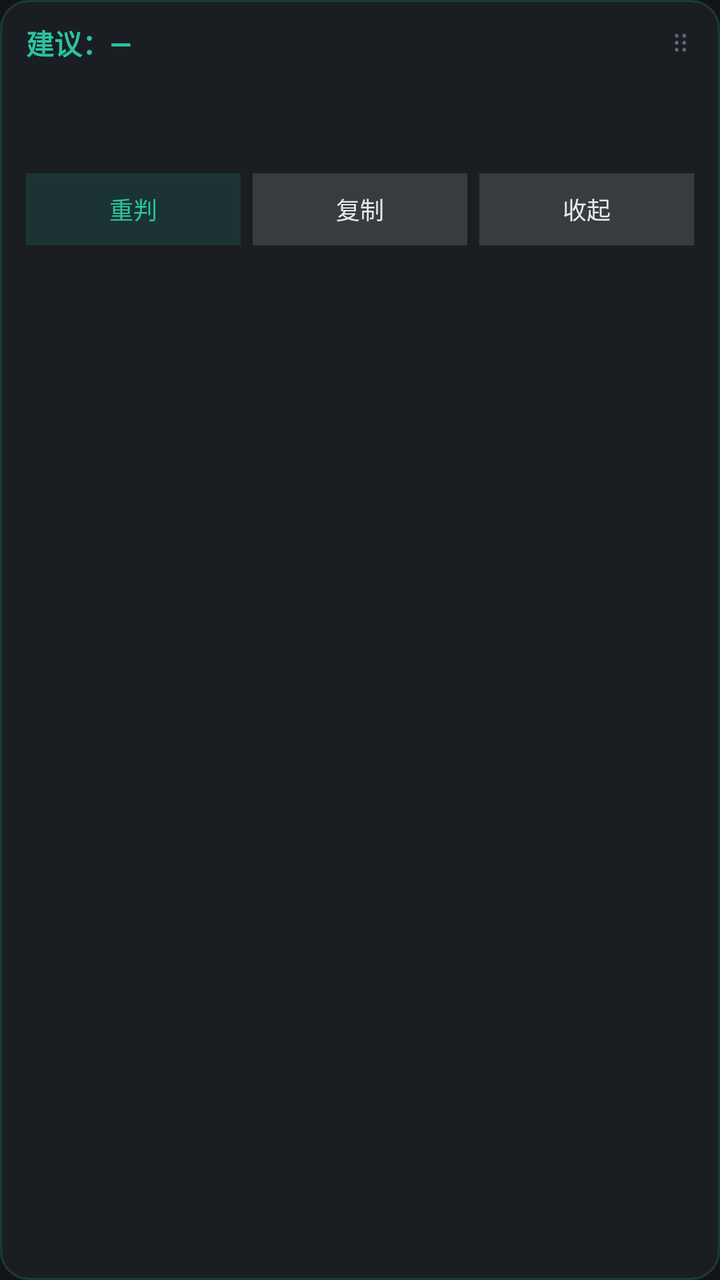
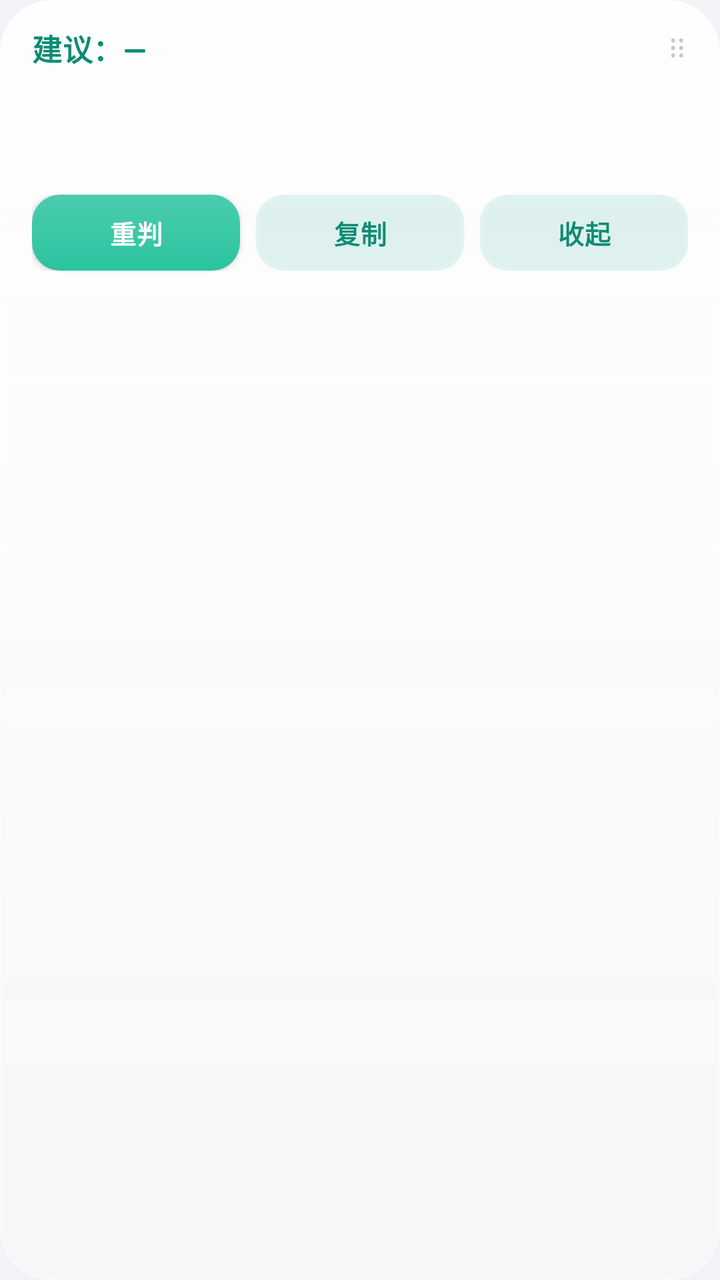

The first picture is an Android layout as it rendered before a commit; the second is the same layout after the commit. The layout source and the unified diff follow.
<!-- AndroidManifest.xml: application theme AppTheme -->
<!-- res/layout/decision_card.xml -->
<?xml version="1.0" encoding="utf-8"?>
<LinearLayout xmlns:android="http://schemas.android.com/apk/res/android"
    android:layout_width="match_parent"
    android:layout_height="wrap_content"
    android:background="@drawable/bg_card"
    android:orientation="vertical"
    android:paddingLeft="13dp"
    android:paddingRight="13dp"
    android:paddingTop="11dp"
    android:paddingBottom="9dp">

    <LinearLayout
        android:id="@+id/card_header"
        android:layout_width="match_parent"
        android:layout_height="wrap_content"
        android:gravity="center_vertical"
        android:orientation="horizontal">

        <TextView
            android:id="@+id/card_headline"
            android:layout_width="0dp"
            android:layout_height="wrap_content"
            android:layout_weight="1"
            android:ellipsize="end"
            android:maxLines="1"
            android:text="建议：—"
            android:textColor="#FF2BC4A0"
            android:textSize="14sp"
            android:textStyle="bold" />

        <TextView
            android:id="@+id/card_drag"
            android:layout_width="wrap_content"
            android:layout_height="wrap_content"
            android:paddingLeft="8dp"
            android:paddingRight="2dp"
            android:text="⠿"
            android:textColor="#FF5F6A72"
            android:textSize="14sp" />
    </LinearLayout>

    <TextView
        android:id="@+id/card_body"
        android:layout_width="match_parent"
        android:layout_height="wrap_content"
        android:layout_marginTop="7dp"
        android:lineSpacingExtra="2dp"
        android:text=""
        android:textColor="#FFE6E9EC"
        android:textSize="12.5sp" />

    <TextView
        android:id="@+id/card_meta"
        android:layout_width="match_parent"
        android:layout_height="wrap_content"
        android:layout_marginTop="8dp"
        android:text=""
        android:textColor="#FF8A939B"
        android:textSize="10sp" />

    <LinearLayout
        android:layout_width="match_parent"
        android:layout_height="wrap_content"
        android:layout_marginTop="9dp"
        android:orientation="horizontal">

        <Button
            android:id="@+id/card_again"
            android:layout_width="0dp"
            android:layout_height="36dp"
            android:layout_weight="1"
            android:background="#222BC4A0"
            android:text="重判"
            android:textAllCaps="false"
            android:textColor="#FF2BC4A0"
            android:textSize="12sp" />

        <Button
            android:id="@+id/card_copy"
            android:layout_width="0dp"
            android:layout_height="36dp"
            android:layout_marginLeft="6dp"
            android:layout_weight="1"
            android:background="#22FFFFFF"
            android:text="复制"
            android:textAllCaps="false"
            android:textColor="#FFE6E9EC"
            android:textSize="12sp" />

        <Button
            android:id="@+id/card_close"
            android:layout_width="0dp"
            android:layout_height="36dp"
            android:layout_marginLeft="6dp"
            android:layout_weight="1"
            android:background="#22FFFFFF"
            android:text="收起"
            android:textAllCaps="false"
            android:textColor="#FFE6E9EC"
            android:textSize="12sp" />
    </LinearLayout>
</LinearLayout>
<!-- resources referenced by this layout -->
<resources>
  <!-- drawable bg_card (drawable) -->
  <?xml version="1.0" encoding="utf-8"?>
  <shape xmlns:android="http://schemas.android.com/apk/res/android"
      android:shape="rectangle">
      <solid android:color="#F21B1F24" />
      <corners android:radius="14dp" />
      <stroke android:width="1dp" android:color="#332BC4A0" />
  </shape>
  <style name="AppTheme" parent="@android:style/Theme.Material.NoActionBar">
          <item name="android:windowBackground">#FF12141A</item>
          <item name="android:colorBackground">#FF12141A</item>
          <item name="android:textColorPrimary">#FFE6E9EC</item>
          <item name="android:navigationBarColor">#FF12141A</item>
          <item name="android:statusBarColor">#FF12141A</item>
      </style>
</resources>

<!-- the commit's change to res/layout/decision_card.xml (unified diff, before → after) -->
@@ -4,10 +4,10 @@
     android:layout_height="wrap_content"
     android:background="@drawable/bg_card"
     android:orientation="vertical"
-    android:paddingLeft="13dp"
-    android:paddingRight="13dp"
-    android:paddingTop="11dp"
-    android:paddingBottom="9dp">
+    android:paddingLeft="16dp"
+    android:paddingRight="16dp"
+    android:paddingTop="13dp"
+    android:paddingBottom="11dp">
 
     <LinearLayout
         android:id="@+id/card_header"
@@ -23,9 +23,10 @@
             android:layout_weight="1"
             android:ellipsize="end"
             android:maxLines="1"
+            android:letterSpacing="0.01"
             android:text="建议：—"
-            android:textColor="#FF2BC4A0"
-            android:textSize="14sp"
+            android:textColor="#FF0E8C74"
+            android:textSize="15sp"
             android:textStyle="bold" />
 
         <TextView
@@ -33,70 +34,76 @@
             android:layout_width="wrap_content"
             android:layout_height="wrap_content"
             android:paddingLeft="8dp"
-            android:paddingRight="2dp"
+            android:paddingRight="0dp"
             android:text="⠿"
-            android:textColor="#FF5F6A72"
-            android:textSize="14sp" />
+            android:textColor="#FFC7C7CC"
+            android:textSize="15sp" />
     </LinearLayout>
 
     <TextView
         android:id="@+id/card_body"
         android:layout_width="match_parent"
         android:layout_height="wrap_content"
-        android:layout_marginTop="7dp"
-        android:lineSpacingExtra="2dp"
+        android:layout_marginTop="9dp"
+        android:lineSpacingExtra="3dp"
         android:text=""
-        android:textColor="#FFE6E9EC"
-        android:textSize="12.5sp" />
+        android:textColor="#FF1C1C1E"
+        android:textSize="13.5sp" />
 
     <TextView
         android:id="@+id/card_meta"
         android:layout_width="match_parent"
         android:layout_height="wrap_content"
-        android:layout_marginTop="8dp"
+        android:layout_marginTop="9dp"
         android:text=""
-        android:textColor="#FF8A939B"
-        android:textSize="10sp" />
+        android:textColor="#FF8E8E93"
+        android:textSize="11sp" />
 
     <LinearLayout
         android:layout_width="match_parent"
         android:layout_height="wrap_content"
-        android:layout_marginTop="9dp"
+        android:layout_marginTop="11dp"
         android:orientation="horizontal">
 
         <Button
             android:id="@+id/card_again"
             android:layout_width="0dp"
-            android:layout_height="36dp"
+            android:layout_height="38dp"
             android:layout_weight="1"
-            android:background="#222BC4A0"
+            android:background="@drawable/bg_btn_primary"
+            android:letterSpacing="0.02"
             android:text="重判"
             android:textAllCaps="false"
-            android:textColor="#FF2BC4A0"
-            android:textSize="12sp" />
+            android:textColor="#FFFFFFFF"
+            android:textSize="13sp"
+            android:textStyle="bold" />
 
         <Button
             android:id="@+id/card_copy"
             android:layout_width="0dp"
-            android:layout_height="36dp"
-            android:layout_marginLeft="6dp"
+            android:layout_height="38dp"
+            android:layout_marginLeft="8dp"
             android:layout_weight="1"
-            android:background="#22FFFFFF"
+            android:background="@drawable/bg_btn_ghost"
+            android:letterSpacing="0.02"
             android:text="复制"
             android:textAllCaps="false"
-            android:textColor="#FFE6E9EC"
-            android:textSize="12sp" />
+            android:textColor="#FF0E8C74"
+            android:textSize="13sp"
+            android:textStyle="bold" />
 
         <Button
             android:id="@+id/card_close"
             android:layout_width="0dp"
-            android:layout_height="36dp"
-            android:layout_marginLeft="6dp"
+            android:layout_height="38dp"
+            android:layout_marginLeft="8dp"
             android:layout_weight="1"
-            android:background="#22FFFFFF"
+            android:background="@drawable/bg_btn_ghost"
+            android:letterSpacing="0.02"
             android:text="收起"
             android:textAllCaps="false"
-            android:textColor="#FFE6E9EC"
-            android:textSize="12sp" />
+            android:textColor="#FF0E8C74"
+            android:textSize="13sp"
+            android:textStyle="bold" />
     </LinearLayout>
 </LinearLayout>
<!-- resource entries referenced after the edit -->
@@ -1,19 +1,83 @@
 <!-- resources referenced by this layout -->
 <resources>
-  <!-- drawable bg_card (drawable) -->
+  <!-- drawable bg_btn_ghost (drawable) -->
   <?xml version="1.0" encoding="utf-8"?>
   <shape xmlns:android="http://schemas.android.com/apk/res/android"
       android:shape="rectangle">
-      <solid android:color="#F21B1F24" />
+      <solid android:color="#1F2BC4A0" />
       <corners android:radius="14dp" />
-      <stroke android:width="1dp" android:color="#332BC4A0" />
   </shape>
-  <style name="AppTheme" parent="@android:style/Theme.Material.NoActionBar">
-          <item name="android:windowBackground">#FF12141A</item>
-          <item name="android:colorBackground">#FF12141A</item>
-          <item name="android:textColorPrimary">#FFE6E9EC</item>
-          <item name="android:navigationBarColor">#FF12141A</item>
-          <item name="android:statusBarColor">#FF12141A</item>
+  <!-- drawable bg_btn_primary (drawable) -->
+  <?xml version="1.0" encoding="utf-8"?>
+  <layer-list xmlns:android="http://schemas.android.com/apk/res/android">
+      <item>
+          <shape android:shape="rectangle">
+              <solid android:color="#FF2BC4A0" />
+              <corners android:radius="14dp" />
+          </shape>
+      </item>
+      <item>
+          <shape android:shape="rectangle">
+              <gradient
+                  android:angle="270"
+                  android:startColor="#26FFFFFF"
+                  android:endColor="#00FFFFFF"
+                  android:type="linear" />
+              <corners android:radius="14dp" />
+          </shape>
+      </item>
+  </layer-list>
+  <!-- drawable bg_card (drawable) -->
+  <?xml version="1.0" encoding="utf-8"?>
+  <layer-list xmlns:android="http://schemas.android.com/apk/res/android">
+  
+      <item>
+          <shape android:shape="rectangle">
+              <solid android:color="#F5FFFFFF" />
+              <corners android:radius="26dp" />
+          </shape>
+      </item>
+  
+      <item>
+          <shape android:shape="rectangle">
+              <gradient
+                  android:angle="270"
+                  android:startColor="#3DFFFFFF"
+                  android:centerColor="#14FFFFFF"
+                  android:endColor="#00FFFFFF"
+                  android:type="linear" />
+              <corners android:radius="26dp" />
+          </shape>
+      </item>
+  
+      <item>
+          <shape android:shape="rectangle">
+              <gradient
+                  android:angle="90"
+                  android:startColor="#0F8E8E93"
+                  android:endColor="#008E8E93"
+                  android:type="linear" />
+              <corners android:radius="26dp" />
+          </shape>
+      </item>
+  
+      <item>
+          <shape android:shape="rectangle">
+              <stroke android:width="0.5dp" android:color="#99FFFFFF" />
+              <corners android:radius="26dp" />
+          </shape>
+      </item>
+  </layer-list>
+  <style name="AppTheme" parent="@android:style/Theme.Material.Light.NoActionBar">
+          <item name="android:windowBackground">#FFF2F2F7</item>
+          <item name="android:colorBackground">#FFF2F2F7</item>
+          <item name="android:textColorPrimary">#FF1C1C1E</item>
+          <item name="android:textColorSecondary">#FF8E8E93</item>
+          <item name="android:colorAccent">#FF2BC4A0</item>
+          <item name="android:statusBarColor">#FFF2F2F7</item>
+          <item name="android:navigationBarColor">#FFF2F2F7</item>
+          <item name="android:windowLightStatusBar">true</item>
+          <item name="android:windowLightNavigationBar">true</item>
       </style>
 </resources>
 
